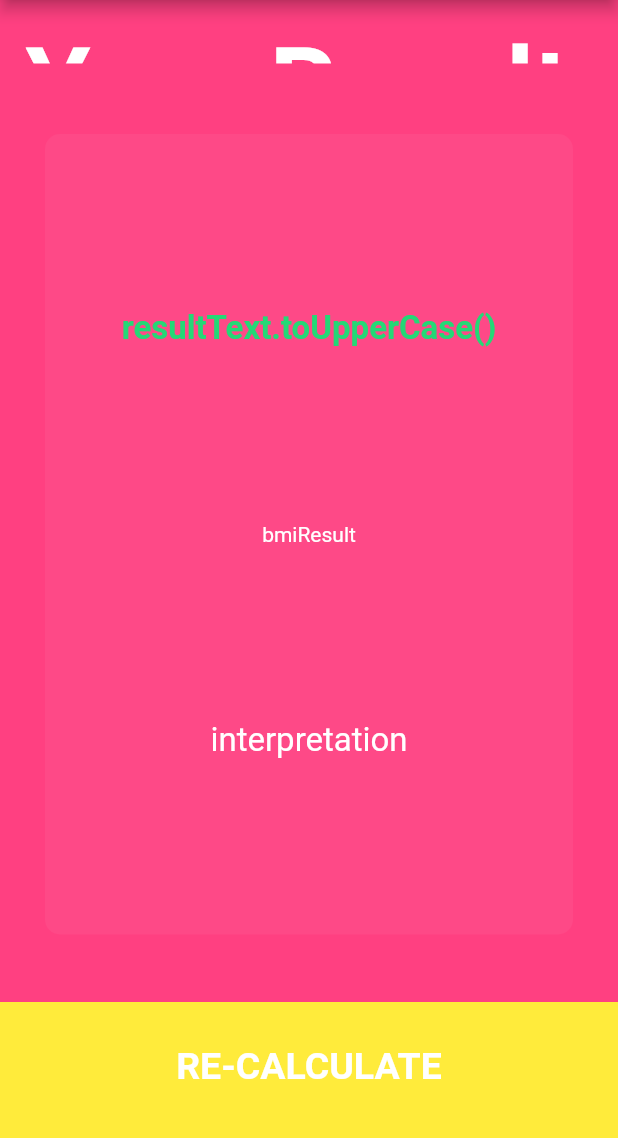
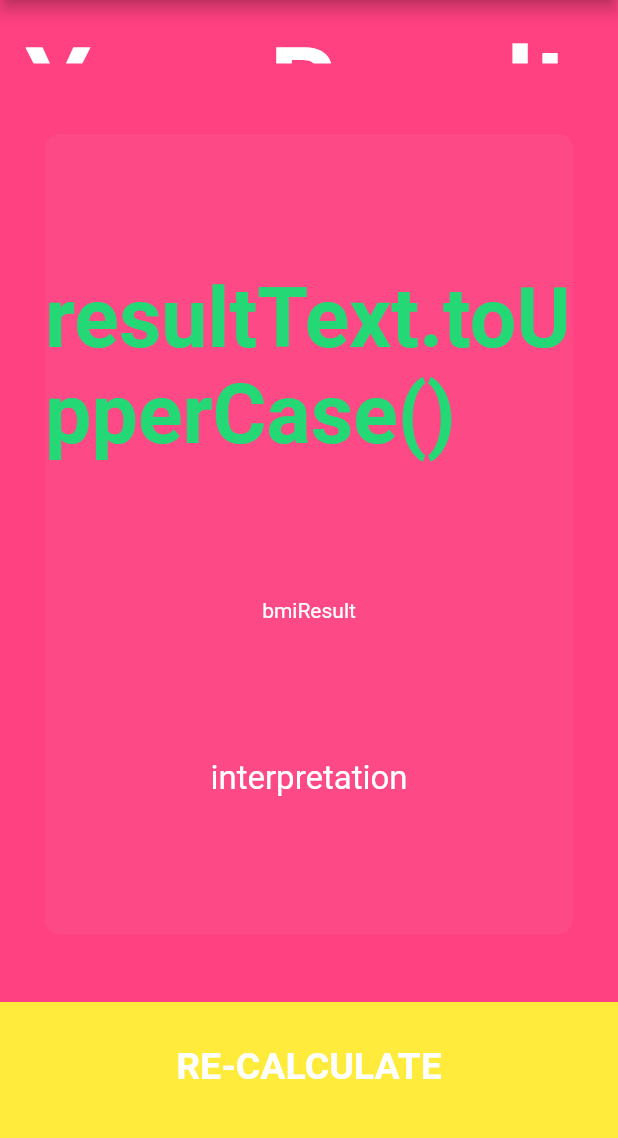
Before and after one commit to salehanoor644/BMI, a Flutter app: the ResultPage screen opened directly, on a phone screen of 412 x 824 dp, the part 84-1222 px from its top. Run offline on Flutter 3.47's test engine with Material 2 defaults, Android fonts, the phone set to English and light mode, and no system bars; our stand-ins replace font_awesome_flutter.

Commit message:
constantFile.dart

```diff
--- a/lib/constantFile.dart
+++ b/lib/constantFile.dart
@@ -25,7 +25,7 @@ const kTitleTextStyle = TextStyle(
 
 const kResultTextStyle = TextStyle(
   color: Color(0xFF24D876),
-  fontSize: 22.0,
+  fontSize: 55.0,
   fontWeight: FontWeight.bold,
 );
 
```
